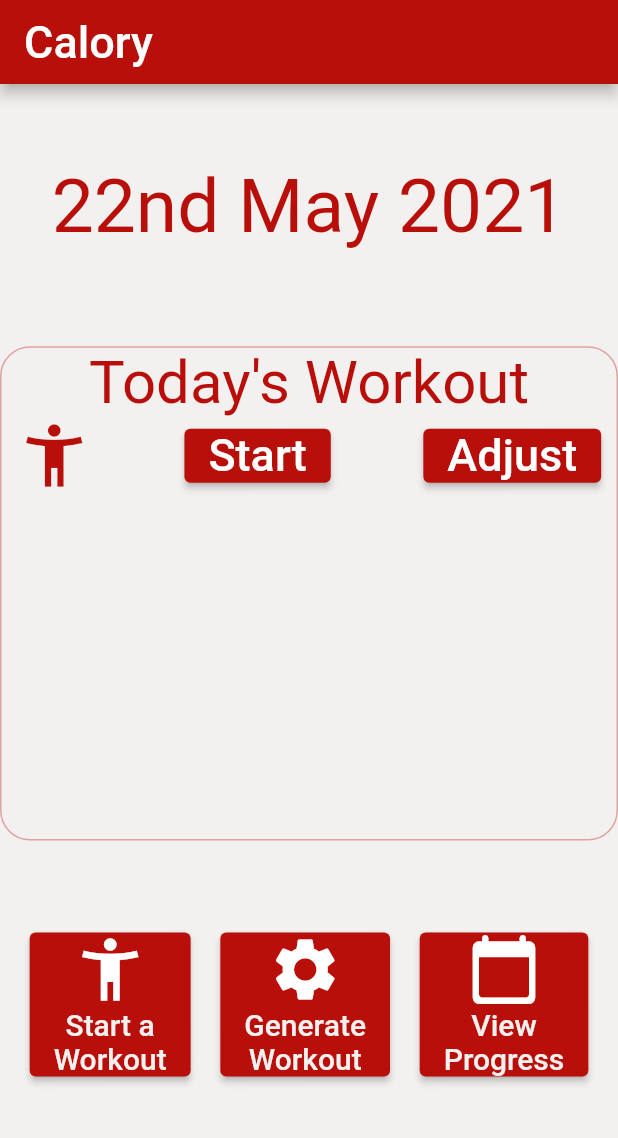
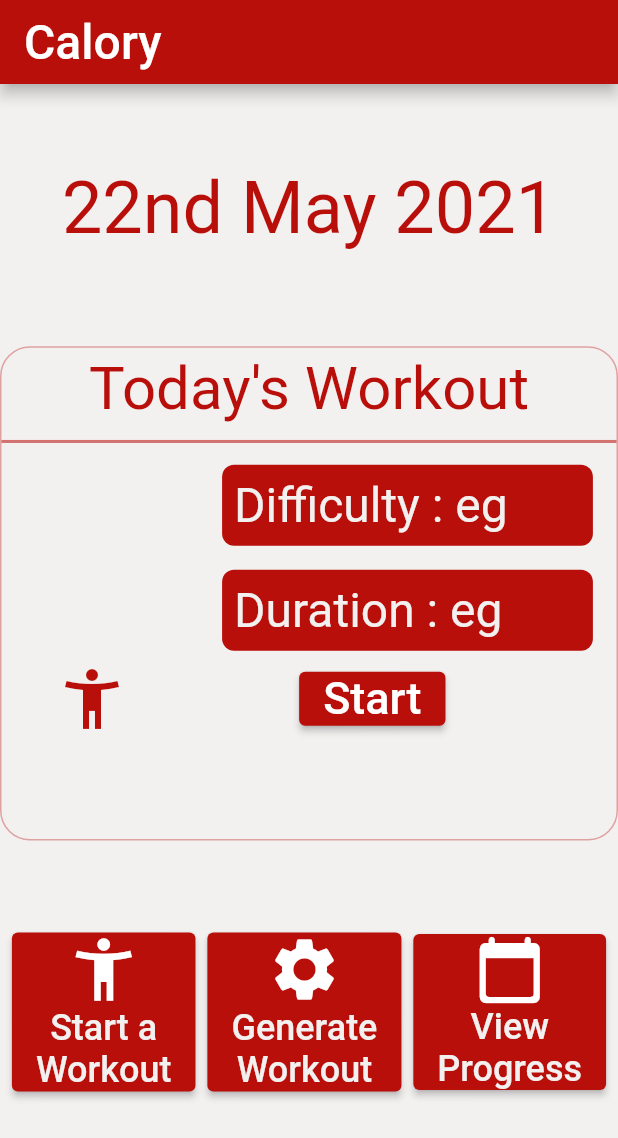
Before and after one commit to yulonglim/Calory, a Flutter app: the screen it shows after launch, on a phone screen of 412 x 824 dp. Shown: the top 1138 px of the screen. Run offline on Flutter 3.47's test engine with Material 2 defaults, Android fonts, the phone set to English and light mode, and no system bars.

Commit message:
Added more example UI

```diff
--- a/lib/HomePage.dart
+++ b/lib/HomePage.dart
@@ -7,28 +7,26 @@ import './PlannerPage.dart';
 import './ProgressPage.dart';
 
 class Homepage extends StatelessWidget {
-
   String dateTime() {
-    String Day;
-    String Month = DateFormat.MMMM().format(DateTime.now());
-    String Year = DateTime.now().year.toString();
+    String day;
+    String month = DateFormat.MMMM().format(DateTime.now());
+    String year = DateTime.now().year.toString();
 
     if (DateTime.now().day == 11 ||
         DateTime.now().day == 12 ||
         DateTime.now().day == 13) {
-      Day = DateTime.now().day.toString() + "th";
+      day = DateTime.now().day.toString() + "th";
     } else if (DateTime.now().day % 10 == 1) {
-      Day = DateTime.now().day.toString() + "st";
+      day = DateTime.now().day.toString() + "st";
     } else if (DateTime.now().day % 10 == 2) {
-      Day = DateTime.now().day.toString() + "nd";
+      day = DateTime.now().day.toString() + "nd";
     } else if (DateTime.now().day % 10 == 3) {
-      Day = DateTime.now().day.toString() + "rd";
+      day = DateTime.now().day.toString() + "rd";
     } else {
-      Day = DateTime.now().day.toString() + "th";
+      day = DateTime.now().day.toString() + "th";
     }
 
-    return Day + " " + Month + " " + Year;
-
+    return day + " " + month + " " + year;
   }
 
   @override
@@ -39,7 +37,7 @@ class Homepage extends StatelessWidget {
           backgroundColor: Theme.of(context).primaryColor,
           title: Text(
             "Calory",
-            style: TextStyle(fontSize: 30),
+            style: TextStyle(fontSize: 32),
           ),
         ),
         body: Wrap(
@@ -56,7 +54,7 @@ class Homepage extends StatelessWidget {
                 child: Text(
                   dateTime(),
                   style: TextStyle(
-                    fontSize: 50,
+                    fontSize: 48,
                     color: Theme.of(context).primaryColor,
                   ),
                 ),
@@ -73,22 +71,85 @@ class Homepage extends StatelessWidget {
               height: MediaQuery.of(context).size.height * 0.4,
               child: Column(
                 children: [
-                  Text(
-                    "Today's Workout",
-                    style: TextStyle(
-                      color: Theme.of(context).primaryColor,
-                      fontSize: 40,
+                  Padding(
+                    padding: const EdgeInsets.all(4.0),
+                    child: Text(
+                      "Today's Workout",
+                      style: TextStyle(
+                        color: Theme.of(context).primaryColor,
+                        fontSize: 40,
+                      ),
                     ),
                   ),
+                  Divider(
+                    height: 15,
+                    thickness: 2,
+                    color: Theme.of(context).primaryColor.withAlpha(400),
+                  ),
                   Container(
-
+                    child: Row(
+                      mainAxisAlignment: MainAxisAlignment.spaceEvenly,
+                      children: [
+                        SizedBox(
+                          width: MediaQuery.of(context).size.width * 0.3,
+                        ),
+                        Column(
+                          children: [
+                            Padding(
+                              padding: const EdgeInsets.all(8.0),
+                              child: Container(
+                                decoration: BoxDecoration(
+                                    color: Theme.of(context).primaryColor,
+                                    borderRadius:
+                                        BorderRadius.all(Radius.circular(8))),
+                                width: MediaQuery.of(context).size.width * 0.6,
+                                //color: Theme.of(context).primaryColor,
+                                child: Padding(
+                                  padding: const EdgeInsets.all(8.0),
+                                  child: Text(
+                                    'Difficulty : eg',
+                                    style: TextStyle(
+                                      fontSize: 32,
+                                      color: Theme.of(context)
+                                          .secondaryHeaderColor,
+                                    ),
+                                  ),
+                                ),
+                              ),
+                            ),
+                            Padding(
+                              padding: const EdgeInsets.all(8.0),
+                              child: Container(
+                                decoration: BoxDecoration(
+                                    color: Theme.of(context).primaryColor,
+                                    borderRadius:
+                                        BorderRadius.all(Radius.circular(8))),
+                                width: MediaQuery.of(context).size.width * 0.6,
+                                //color: Theme.of(context).primaryColor,
+                                child: Padding(
+                                  padding: const EdgeInsets.all(8.0),
+                                  child: Text(
+                                    'Duration : eg',
+                                    style: TextStyle(
+                                      fontSize: 32,
+                                      color: Theme.of(context)
+                                          .secondaryHeaderColor,
+                                    ),
+                                  ),
+                                ),
+                              ),
+                            ),
+                          ],
+                        )
+                      ],
+                    ),
                   ),
                   Row(
                     mainAxisAlignment: MainAxisAlignment.spaceEvenly,
                     children: [
                       Icon(
                         Icons.accessibility_new_sharp,
-                        size: 50,
+                        size: 48,
                         color: Theme.of(context).primaryColor,
                       ),
                       SizedBox(
@@ -114,23 +175,23 @@ class Homepage extends StatelessWidget {
                       SizedBox(
                         width: MediaQuery.of(context).size.width * 0.1,
                       ),
-                      ElevatedButton(
-                          style: ElevatedButton.styleFrom(
-                            primary: Theme.of(context).primaryColor,
-                          ),
-                          onPressed: () {
-                            Navigator.push(
-                              context,
-                              MaterialPageRoute(
-                                  builder: (context) => WorkoutPage()),
-                            );
-                          },
-                          child: Text(
-                            'Adjust',
-                            style: TextStyle(
-                              fontSize: 30,
-                            ),
-                          ))
+                      // ElevatedButton(
+                      //     style: ElevatedButton.styleFrom(
+                      //       primary: Theme.of(context).primaryColor,
+                      //     ),
+                      //     onPressed: () {
+                      //       Navigator.push(
+                      //         context,
+                      //         MaterialPageRoute(
+                      //             builder: (context) => WorkoutPage()),
+                      //       );
+                      //     },
+                      //     child: Text(
+                      //       'Adjust',
+                      //       style: TextStyle(
+                      //         fontSize: 30,
+                      //       ),
+                      //     ))
                     ],
                   )
                 ],
@@ -159,14 +220,14 @@ class Homepage extends StatelessWidget {
                             Text(
                               'Start a',
                               style: TextStyle(
-                                  fontSize: 20,
+                                  fontSize: 24,
                                   color:
                                       Theme.of(context).secondaryHeaderColor),
                             ),
                             Text(
                               'Workout',
                               style: TextStyle(
-                                  fontSize: 20,
+                                  fontSize: 24,
                                   color:
                                       Theme.of(context).secondaryHeaderColor),
                             ),
@@ -198,14 +259,14 @@ class Homepage extends StatelessWidget {
                             Text(
                               'Generate',
                               style: TextStyle(
-                                  fontSize: 20,
+                                  fontSize: 24,
                                   color:
                                       Theme.of(context).secondaryHeaderColor),
                             ),
                             Text(
                               'Workout',
                               style: TextStyle(
-                                  fontSize: 20,
+                                  fontSize: 24,
                                   color:
                                       Theme.of(context).secondaryHeaderColor),
                             ),
@@ -225,27 +286,26 @@ class Homepage extends StatelessWidget {
                   child: ElevatedButton(
                     style: ElevatedButton.styleFrom(
                       primary: Theme.of(context).primaryColor,
-
                     ),
                     child: Column(
                       children: [
                         Icon(
                           Icons.calendar_today_rounded,
-                          size: 50,
+                          size: 48,
                         ),
                         Column(
                           children: [
                             Text(
                               'View',
                               style: TextStyle(
-                                  fontSize: 20,
+                                  fontSize: 24,
                                   color:
                                       Theme.of(context).secondaryHeaderColor),
                             ),
                             Text(
                               'Progress',
                               style: TextStyle(
-                                  fontSize: 20,
+                                  fontSize: 24,
                                   color:
                                       Theme.of(context).secondaryHeaderColor),
                             ),
```
